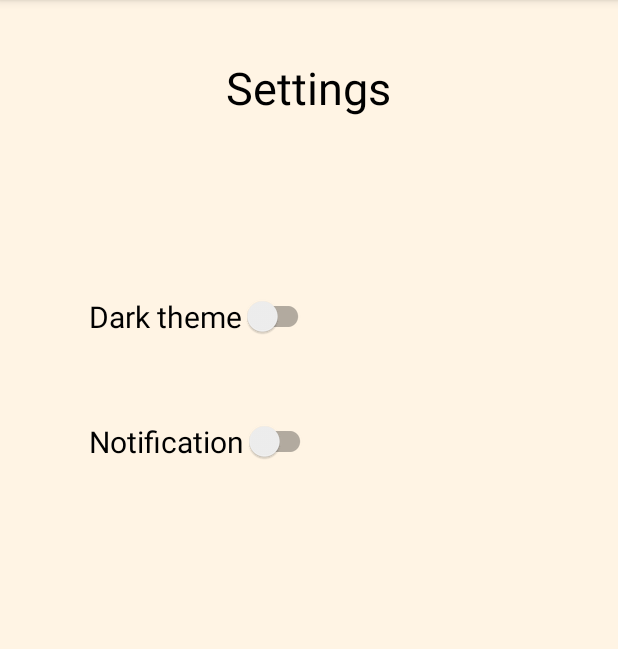
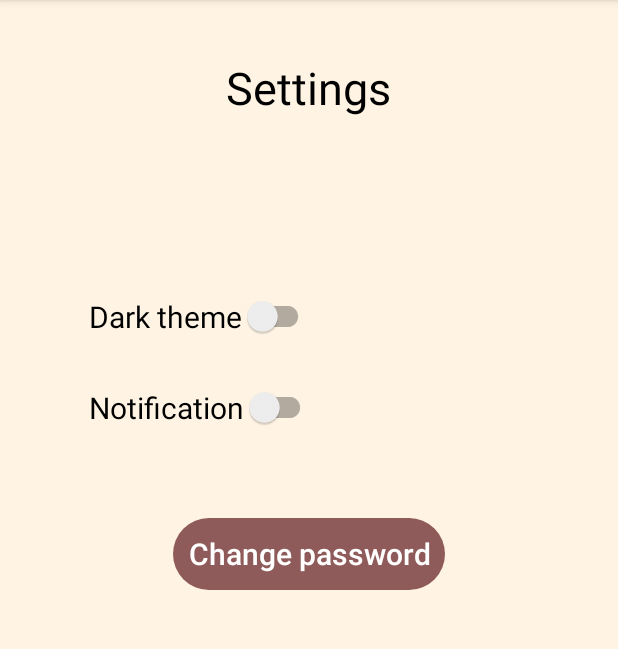
Before and after one commit to data-opser/book-exchange, an Android app: the DrawerLayoutActivity screen opened directly, with no data from a screen before it, in the side drawer, after a tap on "Settings", on a phone screen of 412 x 824 dp, the part 84-733 px from its top. Run offline under Robolectric (Android 15) with nearby library versions, the phone set to English and light mode, and no system bars; Roboto replaces fonts that are not available here.

Commit message:
added change password

```diff
--- a/mobile/app/src/main/java/com/vladislav/mobile/DrawerLayoutActivity.java
+++ b/mobile/app/src/main/java/com/vladislav/mobile/DrawerLayoutActivity.java
@@ -57,9 +57,8 @@ public class DrawerLayoutActivity extends AppCompatActivity implements Navigatio
 
     @Override
     public boolean onNavigationItemSelected(@NonNull MenuItem menuItem) {
-        if (menuItem.getItemId() == R.id.nav_home) {
-            setNewFragment(new HomeFragment(), "HOME_FRAGMENT");
-        } else if (menuItem.getItemId() == R.id.nav_settings) {
+        getSupportFragmentManager().popBackStack(null, FragmentManager.POP_BACK_STACK_INCLUSIVE);
+        if (menuItem.getItemId() == R.id.nav_settings) {
             settingsFragment = new SettingsFragment();
             setNewFragment(settingsFragment, "SETTINGS_FRAGMENT");
         } else if (menuItem.getItemId() == R.id.nav_support) {
@@ -75,20 +74,32 @@ public class DrawerLayoutActivity extends AppCompatActivity implements Navigatio
     @Override
     public void onBackPressed() {
         Fragment currentFragment = getSupportFragmentManager().findFragmentById(R.id.fragment_container);
+        FragmentManager fragmentManager = getSupportFragmentManager();
+        NavigationView navigationView = findViewById(R.id.nav_view);
 
         if (drawerLayout.isDrawerOpen(GravityCompat.START)) {
             drawerLayout.closeDrawer(GravityCompat.START);
-        } else if(!(currentFragment instanceof HomeFragment)){
-            setNewFragment(new HomeFragment(), "HOME_FRAGMENT");
+        } else if(fragmentManager.getBackStackEntryCount() > 0){
+            super.onBackPressed();
+            Fragment newCurrentFragment = getSupportFragmentManager().findFragmentById(R.id.fragment_container);
+            if (newCurrentFragment instanceof HomeFragment) {
+                navigationView.setCheckedItem(R.id.nav_home);
+            } else if (newCurrentFragment instanceof SettingsFragment) {
+                navigationView.setCheckedItem(R.id.nav_settings);
+            } else if (newCurrentFragment instanceof SupportFragment) {
+                navigationView.setCheckedItem(R.id.nav_support);
+            }
         } else{
             super.onBackPressed();
         }
     }
 
     public void setNewFragment(Fragment fragment, String tag) {
-        FragmentTransaction ft = getSupportFragmentManager().beginTransaction();
-        ft.replace(R.id.fragment_container, fragment, tag);
-        ft.commit();
+        FragmentTransaction fragmentTransaction = getSupportFragmentManager().beginTransaction();
+        FragmentManager fragmentManager = getSupportFragmentManager();
+        fragmentTransaction.replace(R.id.fragment_container, fragment, tag);
+        fragmentTransaction.addToBackStack(null);
+        fragmentTransaction.commit();
     }
 
     public void Exit() {
--- a/mobile/app/src/main/java/com/vladislav/mobile/SettingsFragment.java
+++ b/mobile/app/src/main/java/com/vladislav/mobile/SettingsFragment.java
@@ -1,6 +1,4 @@
 package com.vladislav.mobile;
-
-import static androidx.core.app.NotificationCompat.PRIORITY_HIGH;
 
 import android.Manifest;
 import android.app.AlertDialog;
@@ -12,13 +10,14 @@ import android.os.Bundle;
 import android.view.LayoutInflater;
 import android.view.View;
 import android.view.ViewGroup;
+import android.widget.Button;
 import android.widget.CompoundButton;
 
-import androidx.annotation.RequiresApi;
 import androidx.appcompat.widget.SwitchCompat;
 import androidx.core.app.ActivityCompat;
 import androidx.core.content.ContextCompat;
 import androidx.fragment.app.Fragment;
+import androidx.fragment.app.FragmentTransaction;
 
 public class SettingsFragment extends Fragment {
 
@@ -26,7 +25,6 @@ public class SettingsFragment extends Fragment {
     SharedPreferences sharedPreferences;
     SharedPreferences.Editor editor;
     SwitchCompat switchNotification;
-
     private final int REQUEST_CODE_POST_NOTIFICATIONS = 123;
 
     @Override
@@ -39,6 +37,7 @@ public class SettingsFragment extends Fragment {
     public void onViewCreated(View view, Bundle savedInstanceState) {
         super.onViewCreated(view, savedInstanceState);
 
+        Button buttonChangePassword = view.findViewById(R.id.change_password_button);
         activity = (DrawerLayoutActivity) getActivity();
         SwitchCompat switchTheme = view.findViewById(R.id.switch_theme);
         switchNotification = view.findViewById(R.id.switch_notification);
@@ -84,6 +83,15 @@ public class SettingsFragment extends Fragment {
                 editor.apply();
             }
         });
+        buttonChangePassword.setOnClickListener(new View.OnClickListener() {
+            @Override
+            public void onClick(View v) {
+                FragmentTransaction fragmentTransaction = activity.getSupportFragmentManager().beginTransaction();
+                fragmentTransaction.replace(R.id.fragment_container, new ChangePasswordFragment(), "CHANGEPASSWORD_FRAGMENT");
+                fragmentTransaction.addToBackStack(null);
+                fragmentTransaction.commit();
+            }
+        });
     }
 
     public void showDialog(String textHead, String message) {
--- /dev/null
+++ b/mobile/app/src/main/res/drawable/button.xml
@@ -0,0 +1,5 @@
+<?xml version="1.0" encoding="utf-8"?>
+<shape xmlns:android="http://schemas.android.com/apk/res/android"
+    android:shape="rectangle">
+    <corners android:radius="60dp" />
+</shape>
--- a/mobile/app/src/main/res/layout/activity_launch.xml
+++ b/mobile/app/src/main/res/layout/activity_launch.xml
@@ -40,7 +40,7 @@
         android:layout_width="wrap_content"
         android:layout_height="wrap_content"
         android:layout_marginTop="56dp"
-        android:autofillHints=""
+        android:autofillHints="emailAddress"
         android:ems="10"
         android:hint="@string/email"
         android:inputType="textEmailAddress"
@@ -59,6 +59,7 @@
         android:layout_marginTop="60dp"
         android:text="@string/button_text"
         android:textSize="24sp"
+        android:radius="60dp"
         app:layout_constraintEnd_toEndOf="parent"
         app:layout_constraintHorizontal_bias="0.497"
         app:layout_constraintStart_toStartOf="parent"
@@ -71,7 +72,7 @@
         android:layout_width="wrap_content"
         android:layout_height="wrap_content"
         android:layout_marginTop="32dp"
-        android:autofillHints=""
+        android:autofillHints="password"
         android:ems="10"
         android:hint="@string/password"
         android:inputType="textPassword"
--- a/mobile/app/src/main/res/layout/fragment_settings.xml
+++ b/mobile/app/src/main/res/layout/fragment_settings.xml
@@ -1,32 +1,32 @@
 <?xml version="1.0" encoding="utf-8"?>
-<RelativeLayout
-    xmlns:android="http://schemas.android.com/apk/res/android"
+<RelativeLayout xmlns:android="http://schemas.android.com/apk/res/android"
+    xmlns:app="http://schemas.android.com/apk/res-auto"
     xmlns:tools="http://schemas.android.com/tools"
+    android:id="@+id/fragment_settings"
     android:layout_width="match_parent"
     android:layout_height="match_parent"
-    android:id="@+id/fragment_settings"
     tools:context=".SettingsFragment">
 
     <TextView
+        style="@style/Text"
         android:layout_width="wrap_content"
         android:layout_height="wrap_content"
         android:layout_alignParentTop="true"
         android:layout_centerHorizontal="true"
         android:layout_marginTop="38dp"
-        style="@style/Text"
         android:text="@string/settings"
         android:textSize="30sp" />
 
     <androidx.appcompat.widget.SwitchCompat
         android:id="@+id/switch_theme"
+        style="@style/Text"
         android:layout_width="wrap_content"
         android:layout_height="wrap_content"
         android:layout_alignParentStart="true"
         android:layout_alignParentTop="true"
-        android:switchPadding="20dp"
         android:layout_marginStart="59dp"
         android:layout_marginTop="197dp"
-        style="@style/Text"
+        android:switchPadding="20dp"
         android:text="@string/dark_theme"
         android:textSize="20sp" />
 
@@ -38,9 +38,24 @@
         android:layout_below="@+id/switch_theme"
         android:layout_alignParentStart="true"
         android:layout_marginStart="59dp"
-        android:layout_marginTop="56dp"
+        android:layout_marginTop="33dp"
         android:switchPadding="20dp"
         android:text="@string/notification"
         android:textSize="20sp" />
 
+    <Button
+        android:id="@+id/change_password_button"
+        style="@style/Button"
+        android:layout_width="wrap_content"
+        android:layout_height="wrap_content"
+        android:layout_below="@+id/switch_notification"
+        android:layout_centerHorizontal="true"
+        android:layout_marginTop="60dp"
+        android:background="@drawable/button"
+        android:paddingHorizontal="10dp"
+        android:text="@string/change_password"
+        android:textAllCaps="false"
+        android:textSize="20sp" />
+
+
 </RelativeLayout>
--- a/mobile/app/src/main/res/layout/fragment_support.xml
+++ b/mobile/app/src/main/res/layout/fragment_support.xml
@@ -17,7 +17,7 @@
         android:layout_alignParentEnd="true"
         android:layout_centerHorizontal="true"
         android:layout_marginStart="71dp"
-        android:layout_marginTop="22dp"
+        android:layout_marginTop="38dp"
         android:layout_marginEnd="70dp"
         style="@style/Text"
         android:text="@string/support_info"
--- a/mobile/app/src/main/res/values-night/themes.xml
+++ b/mobile/app/src/main/res/values-night/themes.xml
@@ -15,10 +15,14 @@
         <item name="android:backgroundTint">@color/button_bgTint_night</item>
         <item name="android:textColor">@color/button_text_night</item>
     </style>
+    <style name="Button_System">
+        <item name="android:backgroundTint">@color/button_bgTint_night</item>
+        <item name="android:textColor">@color/button_text_night</item>
+    </style>
     <style name="EditText">
         <item name="android:backgroundTint">@color/text_night</item>
         <item name="android:textColor">@color/text_night</item>
-        <item name="android:textColorHint">@color/text_night</item>
+        <item name="android:textColorHint">@color/text_hint_night</item>
     </style>
     <style name="NavHeader">
         <item name="android:background">@color/bg_night</item>
--- a/mobile/app/src/main/res/values/colors.xml
+++ b/mobile/app/src/main/res/values/colors.xml
@@ -15,5 +15,8 @@
     <color name="panel_night">#2C3B45</color>
     <color name="lite_maroon">#FFA58A84</color>
     <color name="dark_maroon">#FF8F5A5A</color>
-    <color name="text_hint">#FF546E7A</color>
+    <color name="text_hint_light">#FFC8C6C6</color>
+    <color name="text_hint_night">#5F6468</color>
+    <color name="button_system_light">#FFC8C6C6</color>
+    <color name="button_system_night">#FFD4E5F4</color>
 </resources>
--- a/mobile/app/src/main/res/values/themes.xml
+++ b/mobile/app/src/main/res/values/themes.xml
@@ -19,10 +19,14 @@
         <item name="android:backgroundTint">@color/button_bgTint_light</item>
         <item name="android:textColor">@color/button_text_light</item>
     </style>
+    <style name="Button_System">
+        <item name="android:backgroundTint">@color/button_system_light</item>
+        <item name="android:textColor">@color/black</item>
+    </style>
     <style name="EditText">
         <item name="android:backgroundTint">@color/text_light</item>
         <item name="android:textColor">@color/text_light</item>
-        <item name="android:textColorHint">@color/text_light</item>
+        <item name="android:textColorHint">@color/text_hint_light</item>
     </style>
     <style name="Toolbar" parent="ThemeOverlay.AppCompat.Dark.ActionBar">
         <item name="android:background">@color/lite_maroon</item>
```
Also changed, not shown: mobile/app/src/main/java/com/vladislav/mobile/ChangePasswordFragment.java (added, +100 -0 lines), mobile/app/src/main/java/com/vladislav/mobile/LaunchActivity.java (+5 -6 lines), mobile/app/src/main/res/layout/fragment_change_password.xml (added, +108 -0 lines), mobile/app/src/main/res/values/strings.xml (+8 -0 lines).
